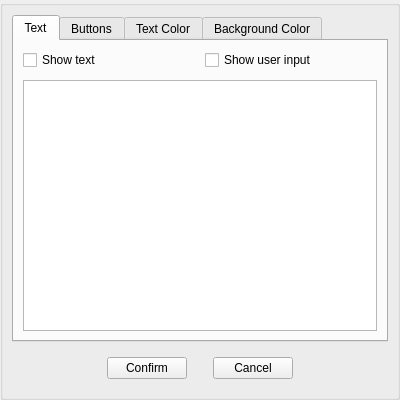
Above: src/Editor/Script/TextSnippetOverlay.ui from RemotelyChaotic/JOIPEngine before the change. Below: the same form after it.
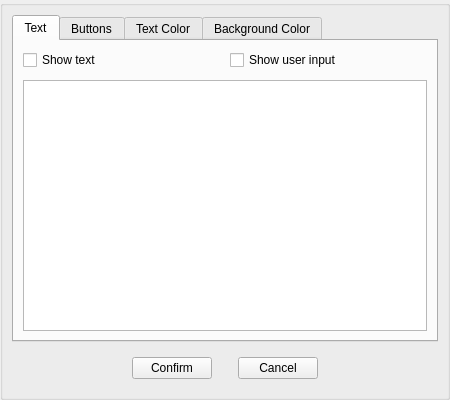
That is the form after the change. Icons and pictures are not drawn. Custom widgets are drawn as their Qt base class.

```diff
--- a/src/Editor/Script/TextSnippetOverlay.ui
+++ b/src/Editor/Script/TextSnippetOverlay.ui
@@ -6,7 +6,7 @@
    <rect>
     <x>0</x>
     <y>0</y>
-    <width>400</width>
+    <width>450</width>
     <height>400</height>
    </rect>
   </property>
```
